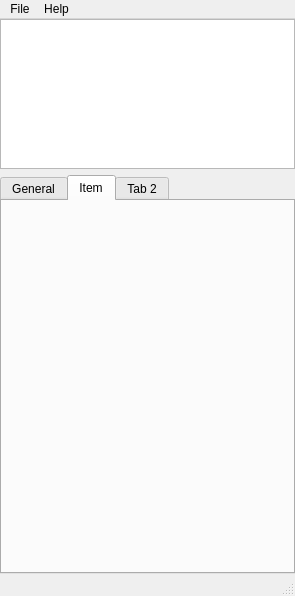
Before: the Qt Designer form AutoTLBB/MainWindow.ui in NhokCrazy199/AutoTLBB, drawn with Qt 5.
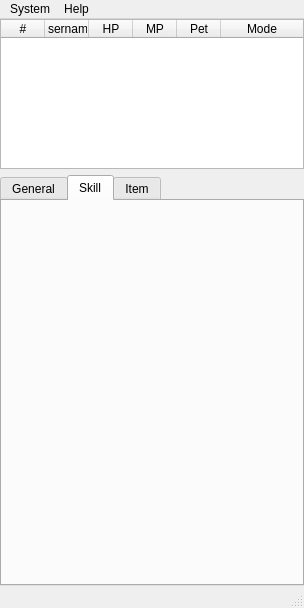
After: the same form once the commit is applied.

Commit message: Skill tab added

The edit to the form file:
```diff
--- a/AutoTLBB/MainWindow.ui
+++ b/AutoTLBB/MainWindow.ui
@@ -9,8 +9,8 @@
    <rect>
     <x>0</x>
     <y>0</y>
-    <width>295</width>
-    <height>596</height>
+    <width>304</width>
+    <height>608</height>
    </rect>
   </property>
   <property name="maximumSize">
@@ -93,7 +93,7 @@
        <number>6</number>
       </property>
       <attribute name="horizontalHeaderVisible">
-       <bool>false</bool>
+       <bool>true</bool>
       </attribute>
       <attribute name="horizontalHeaderCascadingSectionResizes">
        <bool>true</bool>
@@ -194,6 +194,22 @@
         </layout>
        </widget>
       </widget>
+      <widget class="QWidget" name="skillTab">
+       <attribute name="title">
+        <string>Skill</string>
+       </attribute>
+       <widget class="QWidget" name="gridLayoutWidget_3">
+        <property name="geometry">
+         <rect>
+          <x>0</x>
+          <y>0</y>
+          <width>291</width>
+          <height>371</height>
+         </rect>
+        </property>
+        <layout class="QGridLayout" name="skillTabContent"/>
+       </widget>
+      </widget>
       <widget class="QWidget" name="itemTab">
        <attribute name="title">
         <string>Item</string>
@@ -210,11 +226,6 @@
         <layout class="QGridLayout" name="itemTabContent"/>
        </widget>
       </widget>
-      <widget class="QWidget" name="tab_2">
-       <attribute name="title">
-        <string>Tab 2</string>
-       </attribute>
-      </widget>
      </widget>
     </item>
    </layout>
@@ -226,13 +237,13 @@
     <rect>
      <x>0</x>
      <y>0</y>
-     <width>295</width>
+     <width>304</width>
      <height>20</height>
     </rect>
    </property>
    <widget class="QMenu" name="menuFile">
     <property name="title">
-     <string>File</string>
+     <string>System</string>
     </property>
     <addaction name="actionReload_Player_List"/>
    </widget>
```
Left out of the diff: 8 changed lines with no effect on the pictures. The commit also changes 9 other files.
